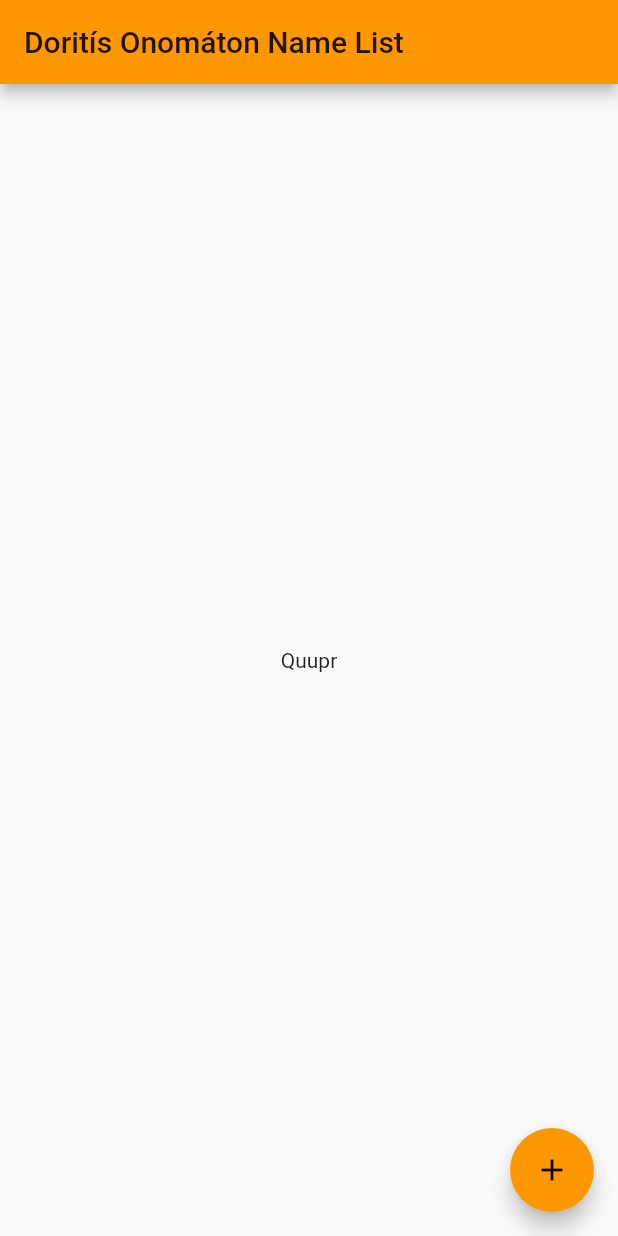
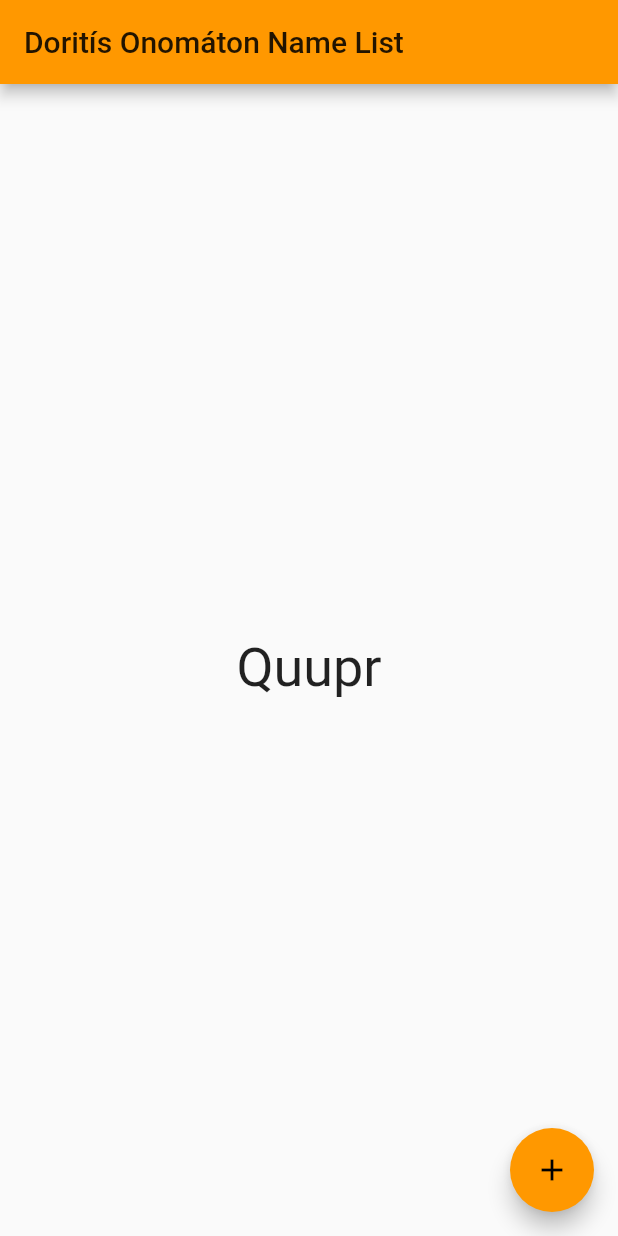
Before and after one commit to jcolag/doritis-onomaton, a Flutter app: the screen it shows after launch, after a tap on the "add" icon, on a phone screen of 412 x 824 dp. Run offline on Flutter 3.47's test engine with Material 2 defaults, Android fonts, the phone set to English and light mode, and no system bars.

Commit message:
Increase size of name "tiles"

```diff
--- a/lib/main.dart
+++ b/lib/main.dart
@@ -113,7 +113,11 @@ class _NameGiverState extends State<NameGiverHome> {
     }
 
     return Text(
-      '${name[0].toUpperCase()}${name.substring(1)}'
+      '${name[0].toUpperCase()}${name.substring(1)}',
+      style: TextStyle(
+        fontSize: 36.0,
+        height: 1.6,
+      ),
     );
   }
 
```
